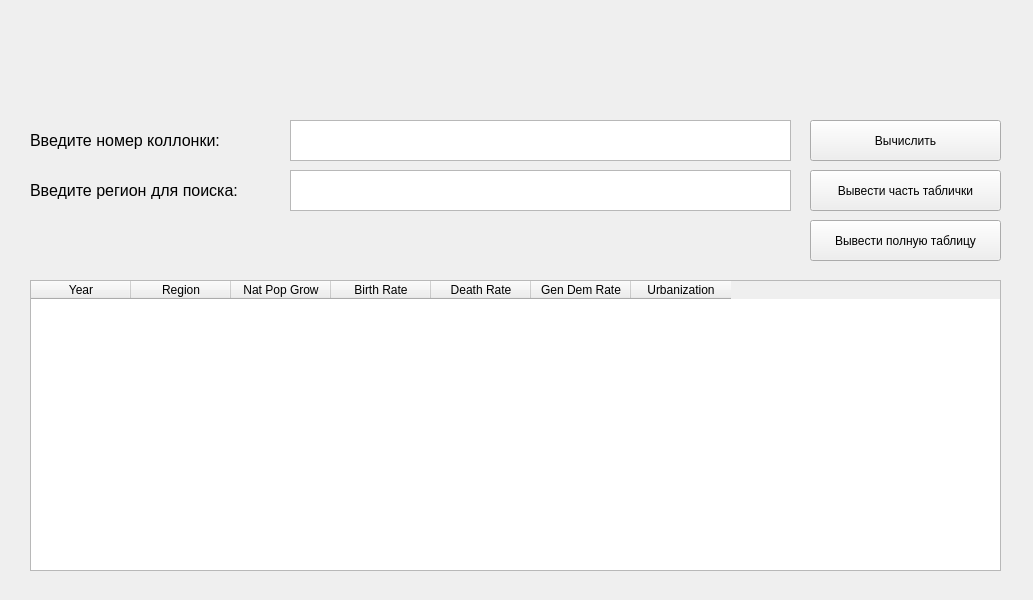
EndRiKeR/labQT, file lab2_csv_app/mainwindow.ui: the form before one commit.
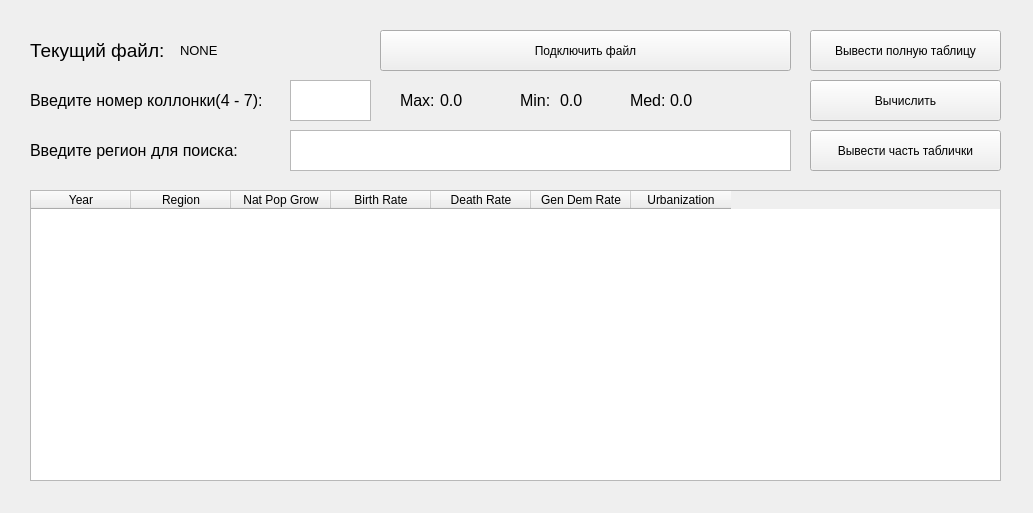
The form after the commit.

```diff
--- a/lab2_csv_app/mainwindow.ui
+++ b/lab2_csv_app/mainwindow.ui
@@ -7,9 +7,21 @@
     <x>0</x>
     <y>0</y>
     <width>1033</width>
-    <height>600</height>
+    <height>513</height>
    </rect>
   </property>
+  <property name="minimumSize">
+   <size>
+    <width>1033</width>
+    <height>513</height>
+   </size>
+  </property>
+  <property name="maximumSize">
+   <size>
+    <width>1033</width>
+    <height>513</height>
+   </size>
+  </property>
   <property name="windowTitle">
    <string>MainWindow</string>
   </property>
@@ -18,7 +30,7 @@
     <property name="geometry">
      <rect>
       <x>30</x>
-      <y>280</y>
+      <y>190</y>
       <width>971</width>
       <height>291</height>
      </rect>
@@ -66,7 +78,7 @@
     <property name="geometry">
      <rect>
       <x>810</x>
-      <y>220</y>
+      <y>30</y>
       <width>191</width>
       <height>41</height>
      </rect>
@@ -79,7 +91,7 @@
     <property name="geometry">
      <rect>
       <x>810</x>
-      <y>170</y>
+      <y>130</y>
       <width>191</width>
       <height>41</height>
      </rect>
@@ -92,7 +104,7 @@
     <property name="geometry">
      <rect>
       <x>290</x>
-      <y>170</y>
+      <y>130</y>
       <width>501</width>
       <height>41</height>
      </rect>
@@ -107,7 +119,7 @@
     <property name="geometry">
      <rect>
       <x>30</x>
-      <y>170</y>
+      <y>130</y>
       <width>261</width>
       <height>41</height>
      </rect>
@@ -125,7 +137,7 @@
     <property name="geometry">
      <rect>
       <x>30</x>
-      <y>120</y>
+      <y>80</y>
       <width>261</width>
       <height>41</height>
      </rect>
@@ -136,15 +148,15 @@
      </font>
     </property>
     <property name="text">
-     <string>Введите номер коллонки:</string>
+     <string>Введите номер коллонки(4 - 7):</string>
     </property>
    </widget>
    <widget class="QTextEdit" name="txt_column">
     <property name="geometry">
      <rect>
       <x>290</x>
-      <y>120</y>
-      <width>501</width>
+      <y>80</y>
+      <width>81</width>
       <height>41</height>
      </rect>
     </property>
@@ -158,7 +170,7 @@
     <property name="geometry">
      <rect>
       <x>810</x>
-      <y>120</y>
+      <y>80</y>
       <width>191</width>
       <height>41</height>
      </rect>
@@ -167,6 +179,181 @@
      <string>Вычислить</string>
     </property>
    </widget>
+   <widget class="QLabel" name="lbl_txt_main">
+    <property name="geometry">
+     <rect>
+      <x>400</x>
+      <y>80</y>
+      <width>41</width>
+      <height>41</height>
+     </rect>
+    </property>
+    <property name="font">
+     <font>
+      <pointsize>12</pointsize>
+     </font>
+    </property>
+    <property name="text">
+     <string>Max:</string>
+    </property>
+   </widget>
+   <widget class="QLabel" name="lbl_max">
+    <property name="geometry">
+     <rect>
+      <x>440</x>
+      <y>80</y>
+      <width>41</width>
+      <height>41</height>
+     </rect>
+    </property>
+    <property name="font">
+     <font>
+      <pointsize>12</pointsize>
+     </font>
+    </property>
+    <property name="mouseTracking">
+     <bool>true</bool>
+    </property>
+    <property name="acceptDrops">
+     <bool>false</bool>
+    </property>
+    <property name="text">
+     <string>0.0</string>
+    </property>
+   </widget>
+   <widget class="QLabel" name="lbl_txt_min">
+    <property name="geometry">
+     <rect>
+      <x>520</x>
+      <y>80</y>
+      <width>41</width>
+      <height>41</height>
+     </rect>
+    </property>
+    <property name="font">
+     <font>
+      <pointsize>12</pointsize>
+     </font>
+    </property>
+    <property name="text">
+     <string>Min:</string>
+    </property>
+   </widget>
+   <widget class="QLabel" name="lbl_min">
+    <property name="geometry">
+     <rect>
+      <x>560</x>
+      <y>80</y>
+      <width>41</width>
+      <height>41</height>
+     </rect>
+    </property>
+    <property name="font">
+     <font>
+      <pointsize>12</pointsize>
+     </font>
+    </property>
+    <property name="mouseTracking">
+     <bool>true</bool>
+    </property>
+    <property name="text">
+     <string>0.0</string>
+    </property>
+   </widget>
+   <widget class="QLabel" name="lbl_med">
+    <property name="geometry">
+     <rect>
+      <x>670</x>
+      <y>80</y>
+      <width>41</width>
+      <height>41</height>
+     </rect>
+    </property>
+    <property name="font">
+     <font>
+      <pointsize>12</pointsize>
+     </font>
+    </property>
+    <property name="mouseTracking">
+     <bool>true</bool>
+    </property>
+    <property name="tabletTracking">
+     <bool>false</bool>
+    </property>
+    <property name="acceptDrops">
+     <bool>false</bool>
+    </property>
+    <property name="text">
+     <string>0.0</string>
+    </property>
+   </widget>
+   <widget class="QLabel" name="lbl_txt_med">
+    <property name="geometry">
+     <rect>
+      <x>630</x>
+      <y>80</y>
+      <width>41</width>
+      <height>41</height>
+     </rect>
+    </property>
+    <property name="font">
+     <font>
+      <pointsize>12</pointsize>
+     </font>
+    </property>
+    <property name="text">
+     <string>Med:</string>
+    </property>
+   </widget>
+   <widget class="QPushButton" name="btn_column_count_2">
+    <property name="geometry">
+     <rect>
+      <x>380</x>
+      <y>30</y>
+      <width>411</width>
+      <height>41</height>
+     </rect>
+    </property>
+    <property name="text">
+     <string>Подключить файл</string>
+    </property>
+   </widget>
+   <widget class="QLabel" name="lbl_file">
+    <property name="geometry">
+     <rect>
+      <x>30</x>
+      <y>30</y>
+      <width>141</width>
+      <height>41</height>
+     </rect>
+    </property>
+    <property name="font">
+     <font>
+      <pointsize>14</pointsize>
+     </font>
+    </property>
+    <property name="text">
+     <string>Текущий файл: </string>
+    </property>
+   </widget>
+   <widget class="QLabel" name="lbl_column_2">
+    <property name="geometry">
+     <rect>
+      <x>180</x>
+      <y>30</y>
+      <width>191</width>
+      <height>41</height>
+     </rect>
+    </property>
+    <property name="font">
+     <font>
+      <pointsize>10</pointsize>
+     </font>
+    </property>
+    <property name="text">
+     <string>NONE</string>
+    </property>
+   </widget>
   </widget>
  </widget>
  <resources/>
```
Left out of the diff: 3 changed lines with no effect on the pictures.
